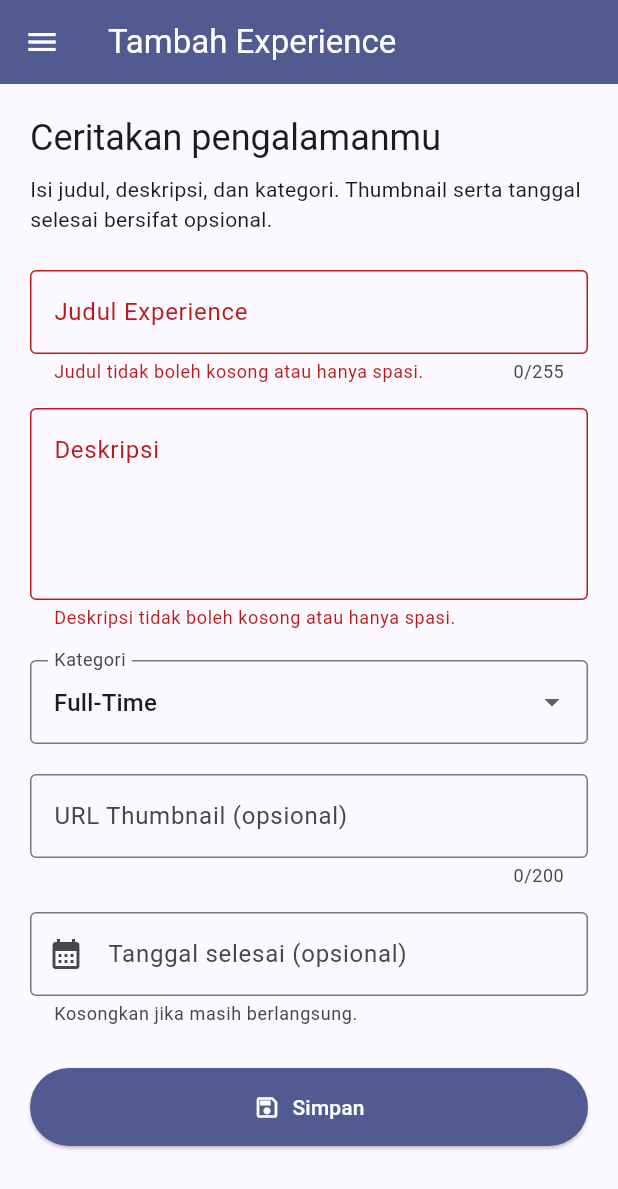
After one commit to KulyJawa/myportofolio_mobile, a Flutter app: the ExperienceFormPage screen opened directly, after a tap on "Simpan", on a phone screen of 412 x 824 dp. The commit adds this screen. Shown: the top 1189 px of the screen. Run offline on Flutter 3.47's test engine with Material 3 defaults, Android fonts, the phone set to English and light mode, and no system bars; our stand-ins replace material_ui.

Commit message:
feat: Menyelesaikan tugas 8, menambahkan form experience

```diff
--- /dev/null
+++ b/lib/screens/experience_form.dart
@@ -0,0 +1,296 @@
+import 'package:material_ui/material_ui.dart';
+import 'package:myportofolio_mobile/widgets/left_drawer.dart';
+
+class ExperienceFormPage extends StatefulWidget {
+  const ExperienceFormPage({super.key});
+
+  @override
+  State<ExperienceFormPage> createState() => _ExperienceFormPageState();
+}
+
+class _ExperienceFormPageState extends State<ExperienceFormPage> {
+  final _formKey = GlobalKey<FormState>();
+  final _endDateController = TextEditingController();
+
+  String _title = '';
+  String _description = '';
+  String _category = 'full-time';
+  String _thumbnail = '';
+  DateTime? _endedAt;
+
+  final Map<String, String> _categories = const {
+    'internship': 'Internship',
+    'research': 'Research',
+    'volunteer': 'Volunteer',
+    'part-time': 'Part-Time',
+    'full-time': 'Full-Time',
+    'freelance': 'Freelance',
+  };
+
+  @override
+  void dispose() {
+    _endDateController.dispose();
+    super.dispose();
+  }
+
+  String _formatDate(DateTime date) {
+    final day = date.day.toString().padLeft(2, '0');
+    final month = date.month.toString().padLeft(2, '0');
+    return '$day/$month/${date.year}';
+  }
+
+  InputDecoration _decoration(String label, String hint) {
+    return InputDecoration(
+      labelText: label,
+      hintText: hint,
+      border: const OutlineInputBorder(),
+      alignLabelWithHint: true,
+    );
+  }
+
+  String? _validateThumbnail(String? value) {
+    final text = value?.trim() ?? '';
+
+    // Thumbnail boleh kosong sesuai model Django.
+    if (text.isEmpty) {
+      return null;
+    }
+
+    if (text.length > 200) {
+      return 'URL thumbnail maksimal 200 karakter.';
+    }
+
+    final uri = Uri.tryParse(text);
+    const schemes = {'http', 'https', 'ftp', 'ftps'};
+
+    if (uri == null ||
+        !schemes.contains(uri.scheme.toLowerCase()) ||
+        uri.host.isEmpty ||
+        RegExp(r'\s').hasMatch(text)) {
+      return 'Masukkan URL lengkap, misalnya https://example.com/foto.jpg';
+    }
+
+    return null;
+  }
+
+  Future<void> _pickEndDate() async {
+    final selectedDate = await showDatePicker(
+      context: context,
+      initialDate: _endedAt ?? DateTime.now(),
+      firstDate: DateTime(1900),
+      lastDate: DateTime(2100, 12, 31),
+      helpText: 'Pilih tanggal selesai',
+    );
+
+    if (!mounted || selectedDate == null) {
+      return;
+    }
+
+    setState(() {
+      _endedAt = selectedDate;
+      _endDateController.text = _formatDate(selectedDate);
+    });
+  }
+
+  void _submitForm() {
+    final form = _formKey.currentState;
+
+    // Dialog hanya ditampilkan jika semua validator lolos.
+    if (form == null || !form.validate()) {
+      return;
+    }
+
+    form.save();
+    FocusScope.of(context).unfocus();
+
+    showDialog<void>(
+      context: context,
+      builder: (dialogContext) {
+        return AlertDialog(
+          title: const Text('Ringkasan Experience'),
+          content: SingleChildScrollView(
+            child: Column(
+              mainAxisSize: MainAxisSize.min,
+              crossAxisAlignment: CrossAxisAlignment.start,
+              children: [
+                Text('Judul: $_title'),
+                const SizedBox(height: 12),
+                Text('Deskripsi: $_description'),
+                const SizedBox(height: 12),
+                Text('Kategori: ${_categories[_category]}'),
+                const SizedBox(height: 12),
+                Text(
+                  'Thumbnail: '
+                  '${_thumbnail.isEmpty ? "Tidak diisi" : _thumbnail}',
+                ),
+                const SizedBox(height: 12),
+                Text(
+                  'Tanggal selesai: '
+                  '${_endedAt == null ? "Masih berlangsung" : _formatDate(_endedAt!)}',
+                ),
+              ],
+            ),
+          ),
+          actions: [
+            TextButton(
+              onPressed: () => Navigator.pop(dialogContext),
+              child: const Text('Tutup'),
+            ),
+          ],
+        );
+      },
+    );
+  }
+
+  @override
+  Widget build(BuildContext context) {
+    final colors = Theme.of(context).colorScheme;
+
+    return Scaffold(
+      appBar: AppBar(
+        title: const Text('Tambah Experience'),
+        backgroundColor: colors.primary,
+        foregroundColor: colors.onPrimary,
+      ),
+      drawer: const LeftDrawer(),
+      body: SafeArea(
+        child: Form(
+          key: _formKey,
+          autovalidateMode: AutovalidateMode.onUserInteraction,
+          child: SingleChildScrollView(
+            padding: const EdgeInsets.all(20),
+            child: Column(
+              crossAxisAlignment: CrossAxisAlignment.stretch,
+              children: [
+                Text(
+                  'Ceritakan pengalamanmu',
+                  style: Theme.of(context).textTheme.headlineSmall,
+                ),
+                const SizedBox(height: 8),
+                const Text(
+                  'Isi judul, deskripsi, dan kategori. '
+                  'Thumbnail serta tanggal selesai bersifat opsional.',
+                ),
+                const SizedBox(height: 24),
+                TextFormField(
+                  decoration: _decoration(
+                    'Judul Experience',
+                    'Contoh: Flutter Developer Intern',
+                  ),
+                  textCapitalization: TextCapitalization.sentences,
+                  textInputAction: TextInputAction.next,
+                  maxLength: 255,
+                  validator: (value) {
+                    final text = value?.trim() ?? '';
+                    if (text.isEmpty) {
+                      return 'Judul tidak boleh kosong atau hanya spasi.';
+                    }
+                    if (text.length > 255) {
+                      return 'Judul maksimal 255 karakter.';
+                    }
+                    return null;
+                  },
+                  onSaved: (value) => _title = value!.trim(),
+                ),
+                const SizedBox(height: 16),
+                TextFormField(
+                  decoration: _decoration(
+                    'Deskripsi',
+                    'Jelaskan kegiatan dan tanggung jawabmu',
+                  ),
+                  keyboardType: TextInputType.multiline,
+                  minLines: 4,
+                  maxLines: 6,
+                  validator: (value) {
+                    if (value == null || value.trim().isEmpty) {
+                      return 'Deskripsi tidak boleh kosong atau hanya spasi.';
+                    }
+                    return null;
+                  },
+                  onSaved: (value) => _description = value!.trim(),
+                ),
+                const SizedBox(height: 20),
+                DropdownButtonFormField<String>(
+                  initialValue: _category,
+                  isExpanded: true,
+                  decoration: _decoration(
+                    'Kategori',
+                    'Pilih kategori pengalaman',
+                  ),
+                  items: _categories.entries.map((entry) {
+                    return DropdownMenuItem<String>(
+                      value: entry.key,
+                      child: Text(entry.value),
+                    );
+                  }).toList(),
+                  onChanged: (value) {
+                    if (value != null) {
+                      setState(() => _category = value);
+                    }
+                  },
+                  validator: (value) {
+                    if (!_categories.containsKey(value)) {
+                      return 'Pilih kategori yang tersedia.';
+                    }
+                    return null;
+                  },
+                  onSaved: (value) => _category = value!,
+                ),
+                const SizedBox(height: 20),
+                TextFormField(
+                  decoration: _decoration(
+                    'URL Thumbnail (opsional)',
+                    'https://example.com/foto.jpg',
+                  ),
+                  keyboardType: TextInputType.url,
+                  textInputAction: TextInputAction.done,
+                  autocorrect: false,
+                  maxLength: 200,
+                  validator: _validateThumbnail,
+                  onSaved: (value) => _thumbnail = value?.trim() ?? '',
+                ),
+                const SizedBox(height: 16),
+                TextFormField(
+                  controller: _endDateController,
+                  readOnly: true,
+                  onTap: _pickEndDate,
+                  decoration: InputDecoration(
+                    labelText: 'Tanggal selesai (opsional)',
+                    hintText: 'Ketuk untuk memilih tanggal',
+                    helperText: 'Kosongkan jika masih berlangsung.',
+                    helperMaxLines: 2,
+                    border: const OutlineInputBorder(),
+                    prefixIcon: const Icon(Icons.calendar_month),
+                    suffixIcon: _endedAt == null
+                        ? null
+                        : IconButton(
+                            tooltip: 'Kosongkan tanggal',
+                            icon: const Icon(Icons.clear),
+                            onPressed: () {
+                              setState(() {
+                                _endedAt = null;
+                                _endDateController.clear();
+                              });
+                            },
+                          ),
+                  ),
+                ),
+                const SizedBox(height: 28),
+                ElevatedButton.icon(
+                  onPressed: _submitForm,
+                  icon: const Icon(Icons.save_outlined),
+                  label: const Text('Simpan'),
+                  style: ElevatedButton.styleFrom(
+                    backgroundColor: colors.primary,
+                    foregroundColor: colors.onPrimary,
+                    padding: const EdgeInsets.symmetric(vertical: 16),
+                  ),
+                ),
+              ],
+            ),
+          ),
+        ),
+      ),
+    );
+  }
+}
--- a/lib/widgets/left_drawer.dart
+++ b/lib/widgets/left_drawer.dart
@@ -1,6 +1,7 @@
 import 'package:material_ui/material_ui.dart';
 import 'package:myportofolio_mobile/screens/menu.dart';
 import 'package:myportofolio_mobile/screens/project_form.dart';
+import 'package:myportofolio_mobile/screens/experience_form.dart';
 
 class LeftDrawer extends StatelessWidget {
   const LeftDrawer({super.key});
@@ -36,10 +37,11 @@ class LeftDrawer extends StatelessWidget {
             leading: const Icon(Icons.home_outlined),
             title: const Text('Home'),
             onTap: () {
-              Navigator.pop(context);
-              Navigator.pushReplacement(
-                context,
+              final navigator = Navigator.of(context);
+              navigator.pop();
+              navigator.pushAndRemoveUntil(
                 MaterialPageRoute(builder: (context) => MyHomePage()),
+                (route) => false,
               );
             },
           ),
@@ -56,6 +58,19 @@ class LeftDrawer extends StatelessWidget {
               );
             },
           ),
+          ListTile(
+            leading: const Icon(Icons.work_outline),
+            title: const Text('Add Experience'),
+            onTap: () {
+              final navigator = Navigator.of(context);
+              navigator.pop();
+              navigator.push(
+                MaterialPageRoute(
+                  builder: (context) => const ExperienceFormPage(),
+                ),
+              );
+            },
+          ),
         ],
       ),
     );
--- a/lib/widgets/project_card.dart
+++ b/lib/widgets/project_card.dart
@@ -1,6 +1,7 @@
 import 'package:material_ui/material_ui.dart';
 import 'package:myportofolio_mobile/screens/menu.dart';
 import 'package:myportofolio_mobile/screens/project_form.dart';
+import 'package:myportofolio_mobile/screens/experience_form.dart';
 
 class ItemCard extends StatelessWidget {
   final ItemHomepage item;
@@ -28,6 +29,13 @@ class ItemCard extends StatelessWidget {
               context,
               MaterialPageRoute(builder: (context) => const ProjectFormPage()),
             );
+          } else if (item.name == 'Tambah Experience') {
+            Navigator.push(
+              context,
+              MaterialPageRoute(
+                builder: (context) => const ExperienceFormPage(),
+              ),
+            );
           }
         },
         child: Container(
```
Also changed, not shown: 1 other file.
